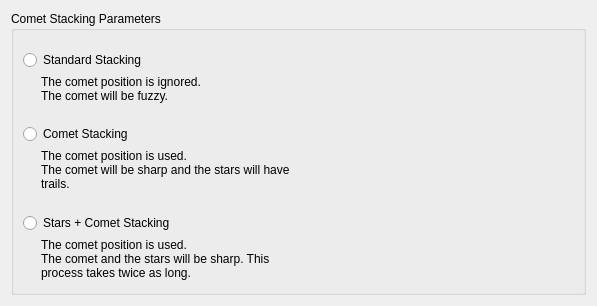
First picture: the form in DeepSkyStacker/ui/CometStacking.ui, repository deepskystacker/DSS, before the edit.
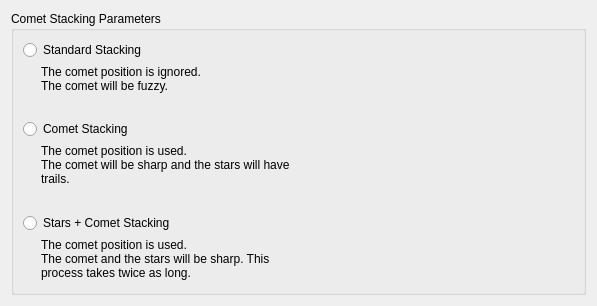
Second picture: the form after the edit. Icons and pictures are not drawn.

Commit message:
Changes for Stacking Settings ready for review
Note that the Registering Settings haven't yet been done

```diff
--- a/DeepSkyStacker/ui/CometStacking.ui
+++ b/DeepSkyStacker/ui/CometStacking.ui
@@ -25,22 +25,6 @@
         <property name="spacing">
          <number>2</number>
         </property>
-        <item>
-         <spacer name="verticalSpacer_3">
-          <property name="orientation">
-           <enum>Qt::Vertical</enum>
-          </property>
-          <property name="sizeType">
-           <enum>QSizePolicy::Fixed</enum>
-          </property>
-          <property name="sizeHint" stdset="0">
-           <size>
-            <width>20</width>
-            <height>10</height>
-           </size>
-          </property>
-         </spacer>
-        </item>
         <item>
          <widget class="QRadioButton" name="modeStandard">
           <property name="sizePolicy">
@@ -178,19 +162,6 @@
           </property>
          </widget>
         </item>
-        <item>
-         <spacer name="verticalSpacer_4">
-          <property name="orientation">
-           <enum>Qt::Vertical</enum>
-          </property>
-          <property name="sizeHint" stdset="0">
-           <size>
-            <width>20</width>
-            <height>20</height>
-           </size>
-          </property>
-         </spacer>
-        </item>
        </layout>
       </item>
       <item>
```
The commit also changes 50 other files.
